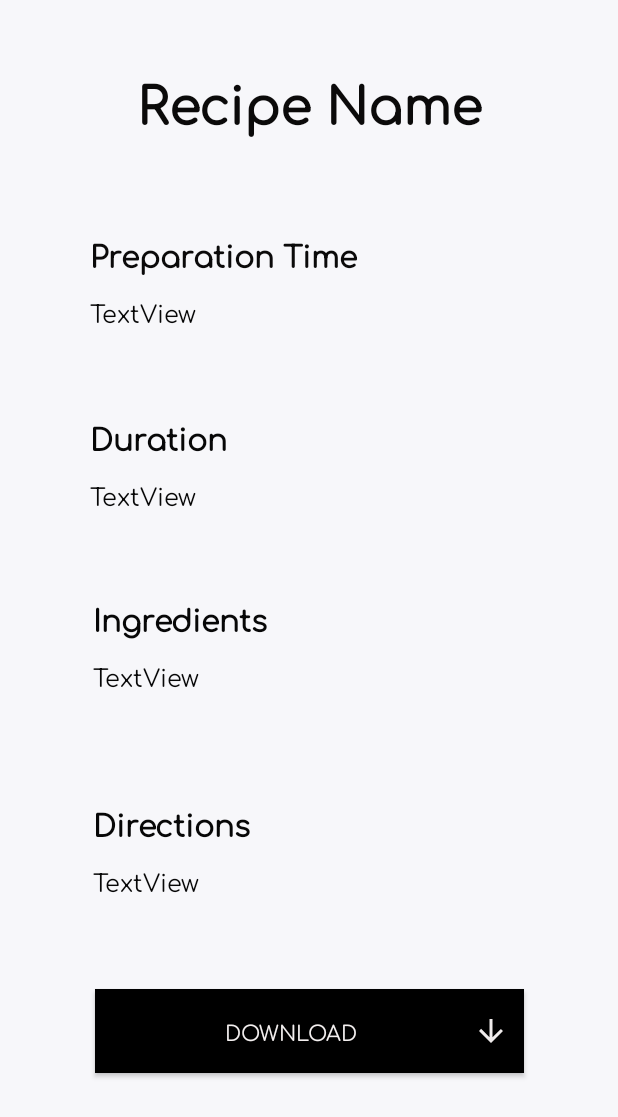
After one commit to Alen17A/Alimento, an Android app: the RecipeDetail screen opened directly, with no data from a screen before it, on a phone screen of 412 x 824 dp. The commit adds this screen. Shown: the top 1117 px of the screen. Run offline under Robolectric (Android 15) with nearby library versions, the phone set to English and light mode, and no system bars; our stand-ins replace Firebase (no records; nobody signed in at launch, a user with empty details on screens opened directly).

Commit message:
Recipe details page created by retrieving the recipe details from cloud firestore by specifying a certain field and getting all other fields attached to that specified field

```diff
--- a/app/src/main/java/com/example/alimentoapp/MyAdapter.java
+++ b/app/src/main/java/com/example/alimentoapp/MyAdapter.java
@@ -1,12 +1,15 @@
 package com.example.alimentoapp;
 
 import android.content.Context;
+import android.content.Intent;
 import android.view.LayoutInflater;
 import android.view.View;
 import android.view.ViewGroup;
+import android.widget.AdapterView;
 import android.widget.TextView;
 
 import androidx.annotation.NonNull;
+import androidx.cardview.widget.CardView;
 import androidx.recyclerview.widget.RecyclerView;
 
 import java.util.ArrayList;
@@ -37,6 +40,16 @@ public class MyAdapter extends RecyclerView.Adapter<MyAdapter.MyViewHolder> {
 
         holder.recipename.setText(recipeData.recipename);
 
+        holder.recp.setOnClickListener(new View.OnClickListener() {
+            @Override
+            public void onClick(View view) {
+                Intent d = new Intent(view.getContext(),RecipeDetail.class);
+                String repname = recipeData.recipename;
+                d.putExtra("recipename",repname);
+                view.getContext().startActivity(d);
+            }
+        });
+
     }
 
     @Override
@@ -47,11 +60,16 @@ public class MyAdapter extends RecyclerView.Adapter<MyAdapter.MyViewHolder> {
     public static class MyViewHolder extends RecyclerView.ViewHolder{
 
         TextView recipename;
+        CardView recp;
 
         public MyViewHolder(@NonNull View itemView) {
             super(itemView);
 
             recipename=itemView.findViewById(R.id.tv_recipe);
+            recp=itemView.findViewById(R.id.cardView_recplst);
+
+
+
         }
     }
 }
--- /dev/null
+++ b/app/src/main/java/com/example/alimentoapp/RecipeDetail.java
@@ -0,0 +1,123 @@
+package com.example.alimentoapp;
+
+import androidx.annotation.NonNull;
+import androidx.appcompat.app.AppCompatActivity;
+
+import android.content.Intent;
+import android.os.Bundle;
+import android.view.View;
+import android.widget.Button;
+import android.widget.TextView;
+import android.widget.Toast;
+
+import com.google.android.gms.tasks.OnCompleteListener;
+import com.google.android.gms.tasks.OnFailureListener;
+import com.google.android.gms.tasks.OnSuccessListener;
+import com.google.android.gms.tasks.Task;
+import com.google.firebase.firestore.DocumentReference;
+import com.google.firebase.firestore.DocumentSnapshot;
+import com.google.firebase.firestore.FirebaseFirestore;
+import com.google.firebase.firestore.Query;
+import com.google.firebase.firestore.QueryDocumentSnapshot;
+import com.google.firebase.firestore.QuerySnapshot;
+
+
+public class RecipeDetail extends AppCompatActivity {
+
+    TextView recipname,prep,duratn,ingre,directn;
+    String srecip,sprep,sduratn,singre,sdirectn;
+    Button download;
+    FirebaseFirestore db;
+
+    @Override
+    protected void onCreate(Bundle savedInstanceState) {
+        super.onCreate(savedInstanceState);
+        setContentView(R.layout.activity_recipe_detail);
+
+        recipname=findViewById(R.id.tv_recpname);
+        prep=findViewById(R.id.tv_prep);
+        duratn=findViewById(R.id.tv_duratn);
+        ingre=findViewById(R.id.tv_ingr);
+        directn=findViewById(R.id.tv_dircts);
+        download=findViewById(R.id.button_download);
+
+        db = FirebaseFirestore.getInstance();
+
+        srecip=recipname.getText().toString();
+//        sprep=prep.getText().toString();
+//        sduratn=duratn.getText().toString();
+//        singre=ingre.getText().toString();
+//        sdirectn=directn.getText().toString();
+
+        Intent rd = getIntent();
+        srecip = rd.getStringExtra("recipename");
+
+        Query query = db.collection("Recipes").whereEqualTo("recipename",srecip);
+        query.get().addOnCompleteListener(new OnCompleteListener<QuerySnapshot>() {
+            @Override
+            public void onComplete(@NonNull Task<QuerySnapshot> task) {
+                if (task.isSuccessful()){
+                    for (QueryDocumentSnapshot document : task.getResult()){
+                        recipname.setText(document.getString("recipename"));
+                        prep.setText(document.getString("prep"));
+                        duratn.setText(document.getString("time"));
+                        ingre.setText(document.getString("ing"));
+                        directn.setText(document.getString("dir"));
+                    }
+                }
+                else {
+                    Toast.makeText(RecipeDetail.this,"Failed",Toast.LENGTH_LONG).show();
+                }
+            }
+        });
+
+        download.setOnClickListener(new View.OnClickListener() {
+            @Override
+            public void onClick(View view) {
+
+            }
+        });
+
+//        DocumentReference docRef = db.collection("Recipes").document("");
+//        docRef.get().addOnSuccessListener(new OnSuccessListener<DocumentSnapshot>() {
+//            @Override
+//            public void onSuccess(DocumentSnapshot documentSnapshot) {
+//                if (documentSnapshot.exists()){
+//                    recipname.setText(documentSnapshot.getString("repname"));
+//                    prep.setText(documentSnapshot.getString("prep"));
+//                    duratn.setText(documentSnapshot.getString("time"));
+//                    ingre.setText(documentSnapshot.getString("ing"));
+//                    directn.setText(documentSnapshot.getString("dir"));
+//                }
+//                else {
+//                    Toast.makeText(RecipeDetail.this,"Row not found",Toast.LENGTH_LONG).show();
+//                }
+//
+//            }
+//        })
+//                .addOnFailureListener(new OnFailureListener() {
+//                    @Override
+//                    public void onFailure(@NonNull Exception e) {
+//                        Toast.makeText(RecipeDetail.this,e.getMessage(),Toast.LENGTH_LONG).show();
+//                    }
+//                });
+
+//        db.collection("Recipes")
+//                .whereEqualTo("repname",srecip)
+//                .get()
+//                .addOnCompleteListener(new OnCompleteListener<QuerySnapshot>() {
+//                    @Override
+//                    public void onComplete(@NonNull Task<QuerySnapshot> task) {
+//                        if (task.isSuccessful()) {
+//                            for (QueryDocumentSnapshot document : task.getResult()) {
+//                                Log.d(TAG, document.getId() + " => " + document.getData());
+//                            }
+//                        } else {
+//                            Log.w(TAG, "Error getting documents.", task.getException());
+//                        }
+//                    }
+//                });
+
+
+    }
+}
--- a/app/src/main/java/com/example/alimentoapp/RecipePage.java
+++ b/app/src/main/java/com/example/alimentoapp/RecipePage.java
@@ -2,12 +2,17 @@ package com.example.alimentoapp;
 
 import androidx.annotation.Nullable;
 import androidx.appcompat.app.AppCompatActivity;
+import androidx.cardview.widget.CardView;
 import androidx.recyclerview.widget.LinearLayoutManager;
 import androidx.recyclerview.widget.RecyclerView;
 
+import android.annotation.SuppressLint;
 import android.app.ProgressDialog;
+import android.content.Intent;
 import android.os.Bundle;
 import android.util.Log;
+import android.view.View;
+import android.widget.AdapterView;
 
 import com.google.firebase.firestore.DocumentChange;
 import com.google.firebase.firestore.EventListener;
@@ -27,10 +32,12 @@ public class RecipePage extends AppCompatActivity {
     ProgressDialog progressDialog;
 
 
+    @SuppressLint("MissingInflatedId")
     @Override
     protected void onCreate(Bundle savedInstanceState) {
         super.onCreate(savedInstanceState);
         setContentView(R.layout.activity_recipe_page);
+
 
         progressDialog = new ProgressDialog(this);
         progressDialog.setCancelable(false);
--- /dev/null
+++ b/app/src/main/res/drawable/ic_baseline_arrow_downward_24.xml
@@ -0,0 +1,5 @@
+<vector android:height="24dp" android:tint="#000000"
+    android:viewportHeight="24" android:viewportWidth="24"
+    android:width="24dp" xmlns:android="http://schemas.android.com/apk/res/android">
+    <path android:fillColor="@android:color/white" android:pathData="M20,12l-1.41,-1.41L13,16.17V4h-2v12.17l-5.58,-5.59L4,12l8,8 8,-8z"/>
+</vector>
--- a/app/src/main/res/layout/activity_home_page.xml
+++ b/app/src/main/res/layout/activity_home_page.xml
@@ -50,7 +50,7 @@
     </LinearLayout>
 
     <androidx.cardview.widget.CardView
-        android:id="@+id/cardView"
+        android:id="@+id/cardView_recplst"
         android:layout_width="350dp"
         android:layout_height="100dp"
         android:layout_marginStart="54dp"
@@ -86,10 +86,10 @@
         android:layout_marginTop="25dp"
         app:cardBackgroundColor="@color/white"
         app:cardCornerRadius="15dp"
-        app:layout_constraintEnd_toEndOf="@+id/cardView"
+        app:layout_constraintEnd_toEndOf="@+id/cardView_recplst"
         app:layout_constraintHorizontal_bias="0.0"
-        app:layout_constraintStart_toStartOf="@+id/cardView"
-        app:layout_constraintTop_toBottomOf="@+id/cardView">
+        app:layout_constraintStart_toStartOf="@+id/cardView_recplst"
+        app:layout_constraintTop_toBottomOf="@+id/cardView_recplst">
 
         <ImageView
             android:id="@+id/imageView5"
--- /dev/null
+++ b/app/src/main/res/layout/activity_recipe_detail.xml
@@ -0,0 +1,152 @@
+<?xml version="1.0" encoding="utf-8"?>
+<androidx.constraintlayout.widget.ConstraintLayout xmlns:android="http://schemas.android.com/apk/res/android"
+    xmlns:app="http://schemas.android.com/apk/res-auto"
+    xmlns:tools="http://schemas.android.com/tools"
+    android:layout_width="match_parent"
+    android:layout_height="match_parent"
+    android:background="@color/offwhite"
+    tools:context=".RecipeDetail">
+
+    <TextView
+        android:id="@+id/tv_recpname"
+        android:layout_width="wrap_content"
+        android:layout_height="wrap_content"
+        android:layout_marginStart="128dp"
+        android:layout_marginTop="40dp"
+        android:layout_marginEnd="128dp"
+        android:fontFamily="@font/comfortaa_variablefont_wght"
+        android:text="Recipe Name"
+        android:textColor="#0B0A0A"
+        android:textSize="34sp"
+        android:textStyle="bold"
+        app:layout_constraintEnd_toEndOf="parent"
+        app:layout_constraintStart_toStartOf="parent"
+        app:layout_constraintTop_toTopOf="parent" />
+
+    <TextView
+        android:id="@+id/textView15"
+        android:layout_width="wrap_content"
+        android:layout_height="wrap_content"
+        android:layout_marginStart="60dp"
+        android:layout_marginTop="60dp"
+        android:fontFamily="@font/comfortaa_variablefont_wght"
+        android:text="Preparation Time"
+        android:textColor="#0B0A0A"
+        android:textSize="20sp"
+        android:textStyle="bold"
+        app:layout_constraintStart_toStartOf="parent"
+        app:layout_constraintTop_toBottomOf="@+id/tv_recpname" />
+
+    <TextView
+        android:id="@+id/textView16"
+        android:layout_width="wrap_content"
+        android:layout_height="wrap_content"
+        android:layout_marginStart="60dp"
+        android:layout_marginTop="55dp"
+        android:fontFamily="@font/comfortaa_variablefont_wght"
+        android:text="Duration"
+        android:textColor="#070707"
+        android:textSize="20sp"
+        android:textStyle="bold"
+        app:layout_constraintStart_toStartOf="parent"
+        app:layout_constraintTop_toBottomOf="@+id/tv_prep" />
+
+    <TextView
+        android:id="@+id/textView17"
+        android:layout_width="wrap_content"
+        android:layout_height="wrap_content"
+        android:layout_marginStart="62dp"
+        android:layout_marginTop="54dp"
+        android:fontFamily="@font/comfortaa_variablefont_wght"
+        android:text="Ingredients"
+        android:textColor="#070707"
+        android:textSize="20sp"
+        android:textStyle="bold"
+        app:layout_constraintStart_toStartOf="parent"
+        app:layout_constraintTop_toBottomOf="@+id/tv_duratn" />
+
+    <TextView
+        android:id="@+id/textView18"
+        android:layout_width="wrap_content"
+        android:layout_height="wrap_content"
+        android:layout_marginStart="62dp"
+        android:layout_marginTop="70dp"
+        android:fontFamily="@font/comfortaa_variablefont_wght"
+        android:text="Directions"
+        android:textColor="#070707"
+        android:textSize="20sp"
+        android:textStyle="bold"
+        app:layout_constraintStart_toStartOf="parent"
+        app:layout_constraintTop_toBottomOf="@+id/tv_ingr" />
+
+    <Button
+        android:id="@+id/button_download"
+        android:layout_width="286dp"
+        android:layout_height="56dp"
+        android:layout_marginStart="100dp"
+        android:layout_marginTop="60dp"
+        android:layout_marginEnd="100dp"
+        android:background="@color/black"
+        android:drawableEnd="@drawable/ic_baseline_arrow_downward_24"
+        android:drawablePadding="-10dp"
+        android:drawableTint="#EFEBEB"
+        android:fontFamily="@font/comfortaa_variablefont_wght"
+        android:paddingRight="10dp"
+        android:text="Download"
+        android:textColor="#F4F0F0"
+        app:layout_constraintEnd_toEndOf="parent"
+        app:layout_constraintStart_toStartOf="parent"
+        app:layout_constraintTop_toBottomOf="@+id/tv_dircts" />
+
+    <TextView
+        android:id="@+id/tv_prep"
+        android:layout_width="wrap_content"
+        android:layout_height="wrap_content"
+        android:layout_marginStart="60dp"
+        android:layout_marginTop="10dp"
+        android:fontFamily="@font/comfortaa_variablefont_wght"
+        android:text="TextView"
+        android:textColor="#070707"
+        android:textSize="16sp"
+        app:layout_constraintStart_toStartOf="parent"
+        app:layout_constraintTop_toBottomOf="@+id/textView15" />
+
+    <TextView
+        android:id="@+id/tv_duratn"
+        android:layout_width="wrap_content"
+        android:layout_height="wrap_content"
+        android:layout_marginStart="60dp"
+        android:layout_marginTop="10dp"
+        android:fontFamily="@font/comfortaa_variablefont_wght"
+        android:text="TextView"
+        android:textColor="#070707"
+        android:textSize="16sp"
+        app:layout_constraintStart_toStartOf="parent"
+        app:layout_constraintTop_toBottomOf="@+id/textView16" />
+
+    <TextView
+        android:id="@+id/tv_ingr"
+        android:layout_width="wrap_content"
+        android:layout_height="wrap_content"
+        android:layout_marginStart="62dp"
+        android:layout_marginTop="10dp"
+        android:fontFamily="@font/comfortaa_variablefont_wght"
+        android:text="TextView"
+        android:textColor="#070707"
+        android:textSize="16sp"
+        app:layout_constraintStart_toStartOf="parent"
+        app:layout_constraintTop_toBottomOf="@+id/textView17" />
+
+    <TextView
+        android:id="@+id/tv_dircts"
+        android:layout_width="wrap_content"
+        android:layout_height="wrap_content"
+        android:layout_marginStart="62dp"
+        android:layout_marginTop="10dp"
+        android:fontFamily="@font/comfortaa_variablefont_wght"
+        android:text="TextView"
+        android:textColor="#070707"
+        android:textSize="16sp"
+        app:layout_constraintStart_toStartOf="parent"
+        app:layout_constraintTop_toBottomOf="@+id/textView18" />
+</androidx.constraintlayout.widget.ConstraintLayout>
--- a/app/src/main/res/layout/recipe.xml
+++ b/app/src/main/res/layout/recipe.xml
@@ -1,7 +1,7 @@
 <?xml version="1.0" encoding="utf-8"?>
 <androidx.cardview.widget.CardView xmlns:android="http://schemas.android.com/apk/res/android"
     xmlns:app="http://schemas.android.com/apk/res-auto"
-        android:id="@+id/cardView"
+        android:id="@+id/cardView_recplst"
         android:layout_width="350dp"
         android:layout_height="100dp"
         android:layout_marginStart="30dp"
```
Also changed, not shown: app/src/main/AndroidManifest.xml (+9 -0 lines).
